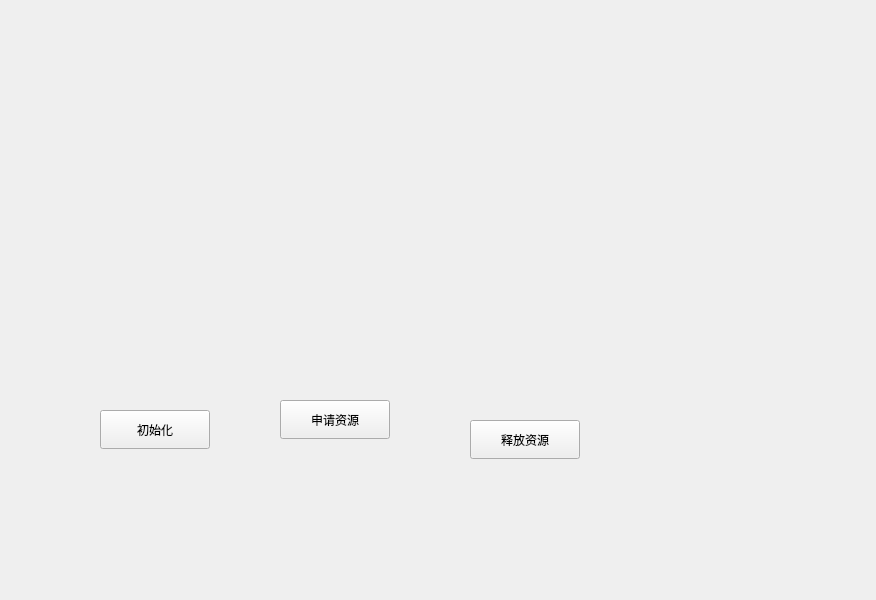
Old version of the form Ui/Ui_MainWindow.ui in the repository moetayuko/BankerAlgorithm.
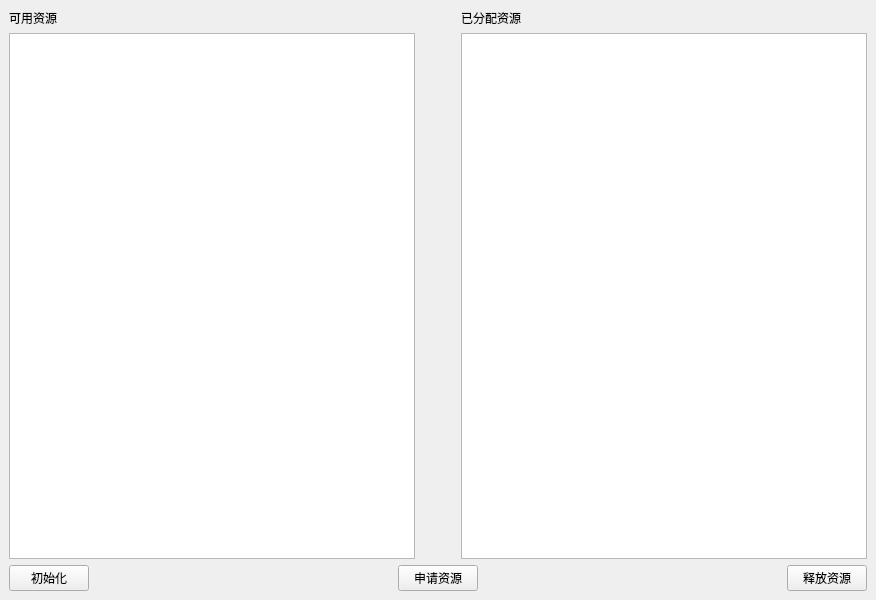
New version of the form.

Commit message: Implement resource table

```diff
--- a/Ui/Ui_MainWindow.ui
+++ b/Ui/Ui_MainWindow.ui
@@ -14,45 +14,103 @@
    <string>银行家算法</string>
   </property>
   <widget class="QWidget" name="centralwidget">
+   <layout class="QVBoxLayout" name="verticalLayout">
+    <item>
+     <layout class="QGridLayout" name="gridLayout">
+      <item row="0" column="0">
+       <widget class="QLabel" name="label">
+        <property name="text">
+         <string>可用资源</string>
+        </property>
+       </widget>
+      </item>
+      <item row="0" column="2">
+       <widget class="QLabel" name="label_2">
+        <property name="text">
+         <string>已分配资源</string>
+        </property>
+       </widget>
+      </item>
+      <item row="1" column="0">
+       <widget class="QTableView" name="availableResTableView">
+        <property name="editTriggers">
+         <set>QAbstractItemView::NoEditTriggers</set>
+        </property>
+       </widget>
+      </item>
+      <item row="1" column="1">
+       <spacer name="horizontalSpacer_3">
+        <property name="orientation">
+         <enum>Qt::Horizontal</enum>
+        </property>
+        <property name="sizeType">
+         <enum>QSizePolicy::Fixed</enum>
+        </property>
+        <property name="sizeHint" stdset="0">
+         <size>
+          <width>40</width>
+          <height>20</height>
+         </size>
+        </property>
+       </spacer>
+      </item>
+      <item row="1" column="2">
+       <widget class="QTableView" name="allocationTableView"/>
+      </item>
+     </layout>
+    </item>
+    <item>
+     <layout class="QHBoxLayout" name="horizontalLayout">
+      <item>
    <widget class="QPushButton" name="initButton">
-    <property name="geometry">
-     <rect>
-      <x>100</x>
-      <y>410</y>
-      <width>110</width>
-      <height>39</height>
-     </rect>
-    </property>
     <property name="text">
      <string>初始化</string>
     </property>
    </widget>
+      </item>
+      <item>
+       <spacer name="horizontalSpacer">
+        <property name="orientation">
+         <enum>Qt::Horizontal</enum>
+        </property>
+        <property name="sizeHint" stdset="0">
+         <size>
+          <width>40</width>
+          <height>20</height>
+         </size>
+        </property>
+       </spacer>
+      </item>
+      <item>
    <widget class="QPushButton" name="requestButton">
-    <property name="geometry">
-     <rect>
-      <x>280</x>
-      <y>400</y>
-      <width>110</width>
-      <height>39</height>
-     </rect>
-    </property>
     <property name="text">
      <string>申请资源</string>
     </property>
    </widget>
+      </item>
+      <item>
+       <spacer name="horizontalSpacer_2">
+        <property name="orientation">
+         <enum>Qt::Horizontal</enum>
+        </property>
+        <property name="sizeHint" stdset="0">
+         <size>
+          <width>40</width>
+          <height>20</height>
+         </size>
+        </property>
+       </spacer>
+      </item>
+      <item>
    <widget class="QPushButton" name="releaseButton">
-    <property name="geometry">
-     <rect>
-      <x>470</x>
-      <y>420</y>
-      <width>110</width>
-      <height>39</height>
-     </rect>
-    </property>
     <property name="text">
      <string>释放资源</string>
     </property>
    </widget>
+      </item>
+     </layout>
+    </item>
+   </layout>
   </widget>
  </widget>
  <resources/>
```
Lines whose indentation alone changed are shown as unchanged. The commit also changes 3 other files.
